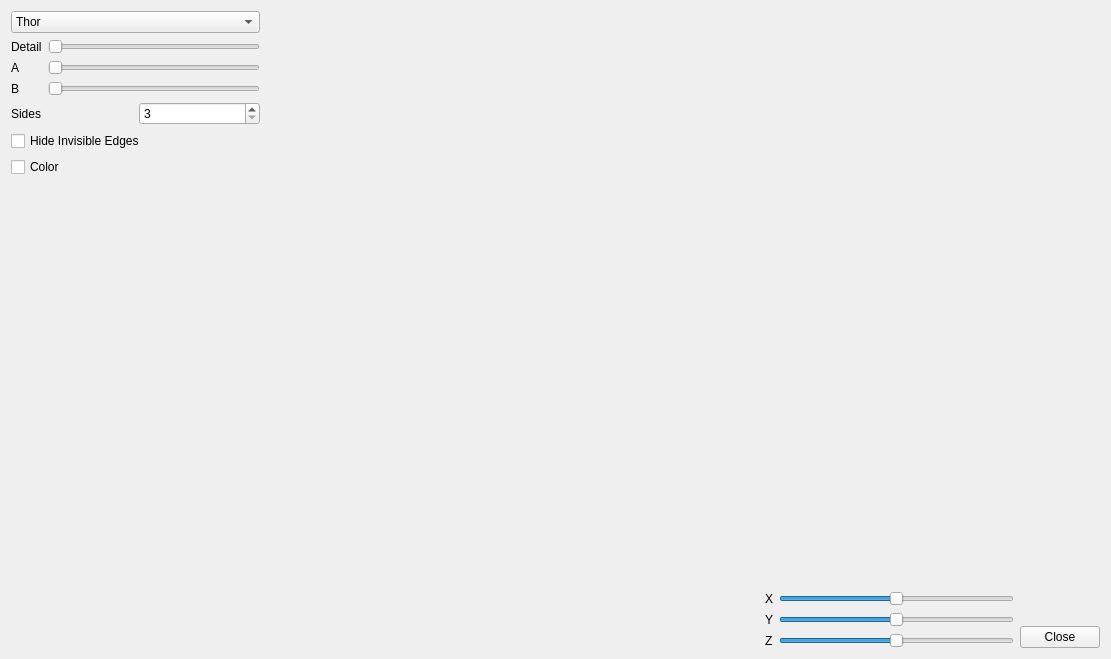
Old version of the form widget.ui in the repository NastyaSkoblova/CompGraphicsL2.
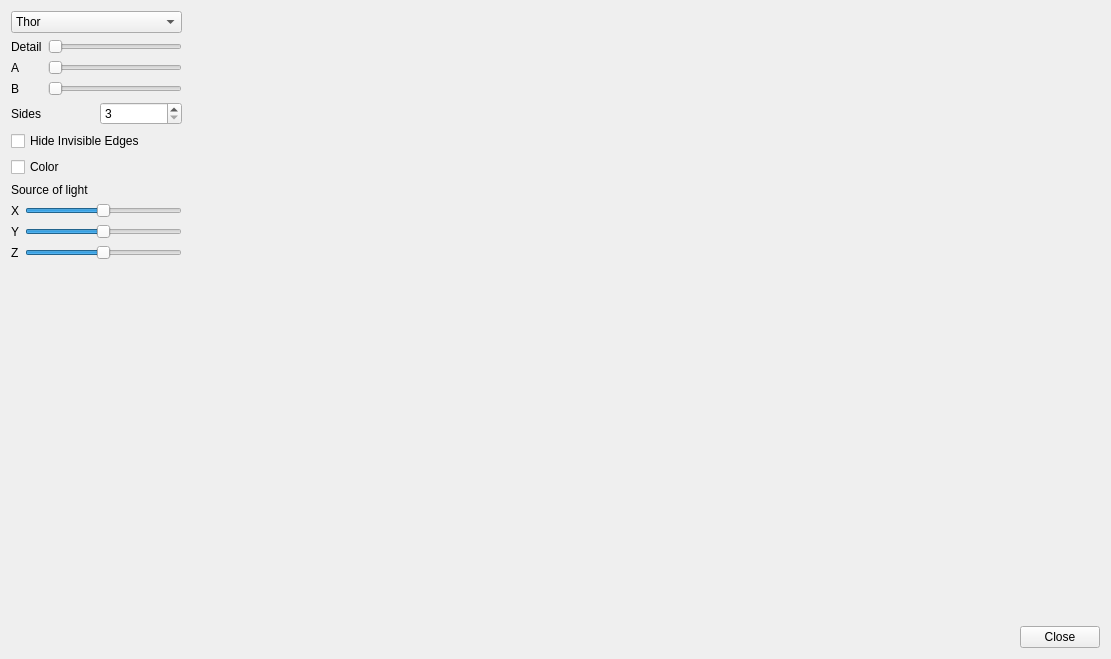
New version of the form.

```diff
--- a/widget.ui
+++ b/widget.ui
@@ -13,29 +13,125 @@
   <property name="windowTitle">
    <string>Widget</string>
   </property>
-  <layout class="QGridLayout" name="gridLayout">
-   <item row="0" column="0">
-    <widget class="QComboBox" name="comboBox">
-     <item>
-      <property name="text">
-       <string>Thor</string>
-      </property>
+  <layout class="QGridLayout" name="gridLayout_2">
+   <item row="7" column="5">
+    <widget class="QPushButton" name="pushButton">
+     <property name="text">
+      <string>Close</string>
+     </property>
+    </widget>
+   </item>
+   <item row="1" column="3">
+    <spacer name="horizontalSpacer_2">
+     <property name="orientation">
+      <enum>Qt::Horizontal</enum>
+     </property>
+     <property name="sizeHint" stdset="0">
+      <size>
+       <width>245</width>
+       <height>20</height>
+      </size>
+     </property>
+    </spacer>
+   </item>
+   <item row="1" column="5" rowspan="6">
+    <spacer name="verticalSpacer_2">
+     <property name="orientation">
+      <enum>Qt::Vertical</enum>
+     </property>
+     <property name="sizeHint" stdset="0">
+      <size>
+       <width>20</width>
+       <height>547</height>
+      </size>
+     </property>
+    </spacer>
+   </item>
+   <item row="5" column="0">
+    <layout class="QGridLayout" name="gridLayout">
+     <item row="1" column="0">
+      <widget class="QLabel" name="label_5">
+       <property name="text">
+        <string>X</string>
+       </property>
+      </widget>
      </item>
-     <item>
-      <property name="text">
-       <string>Sphere</string>
-      </property>
+     <item row="1" column="1">
+      <widget class="QSlider" name="horizontalSlider_4">
+       <property name="minimum">
+        <number>-10000</number>
+       </property>
+       <property name="maximum">
+        <number>10000</number>
+       </property>
+       <property name="singleStep">
+        <number>500</number>
+       </property>
+       <property name="orientation">
+        <enum>Qt::Horizontal</enum>
+       </property>
+      </widget>
      </item>
-     <item>
-      <property name="text">
-       <string>Parabaloid</string>
-      </property>
+     <item row="2" column="0">
+      <widget class="QLabel" name="label_6">
+       <property name="text">
+        <string>Y</string>
+       </property>
+      </widget>
      </item>
-     <item>
-      <property name="text">
-       <string>Prism</string>
-      </property>
+     <item row="3" column="1">
+      <widget class="QSlider" name="horizontalSlider_5">
+       <property name="minimum">
+        <number>-10000</number>
+       </property>
+       <property name="maximum">
+        <number>10000</number>
+       </property>
+       <property name="singleStep">
+        <number>500</number>
+       </property>
+       <property name="orientation">
+        <enum>Qt::Horizontal</enum>
+       </property>
+      </widget>
      </item>
+     <item row="2" column="1">
+      <widget class="QSlider" name="horizontalSlider_6">
+       <property name="minimum">
+        <number>-10000</number>
+       </property>
+       <property name="maximum">
+        <number>10000</number>
+       </property>
+       <property name="singleStep">
+        <number>500</number>
+       </property>
+       <property name="orientation">
+        <enum>Qt::Horizontal</enum>
+       </property>
+      </widget>
+     </item>
+     <item row="3" column="0">
+      <widget class="QLabel" name="label_7">
+       <property name="text">
+        <string>Z</string>
+       </property>
+      </widget>
+     </item>
+     <item row="0" column="0" colspan="2">
+      <widget class="QLabel" name="label_8">
+       <property name="text">
+        <string>Source of light</string>
+       </property>
+      </widget>
+     </item>
+    </layout>
+   </item>
+   <item row="3" column="0">
+    <widget class="QCheckBox" name="checkBox">
+     <property name="text">
+      <string>Hide Invisible Edges</string>
+     </property>
     </widget>
    </item>
    <item row="1" column="0">
@@ -102,32 +198,6 @@
      </item>
     </layout>
    </item>
-   <item row="1" column="1">
-    <spacer name="horizontalSpacer_2">
-     <property name="orientation">
-      <enum>Qt::Horizontal</enum>
-     </property>
-     <property name="sizeHint" stdset="0">
-      <size>
-       <width>245</width>
-       <height>20</height>
-      </size>
-     </property>
-    </spacer>
-   </item>
-   <item row="1" column="4" rowspan="5">
-    <spacer name="verticalSpacer_2">
-     <property name="orientation">
-      <enum>Qt::Vertical</enum>
-     </property>
-     <property name="sizeHint" stdset="0">
-      <size>
-       <width>20</width>
-       <height>547</height>
-      </size>
-     </property>
-    </spacer>
-   </item>
    <item row="2" column="0">
     <layout class="QHBoxLayout" name="horizontalLayout">
      <item>
@@ -149,13 +219,69 @@
      </item>
     </layout>
    </item>
-   <item row="3" column="0">
-    <widget class="QCheckBox" name="checkBox">
-     <property name="text">
-      <string>Hide Invisible Edges</string>
-     </property>
+   <item row="0" column="0">
+    <widget class="QComboBox" name="comboBox">
+     <item>
+      <property name="text">
+       <string>Thor</string>
+      </property>
+     </item>
+     <item>
+      <property name="text">
+       <string>Sphere</string>
+      </property>
+     </item>
+     <item>
+      <property name="text">
+       <string>Parabaloid</string>
+      </property>
+     </item>
+     <item>
+      <property name="text">
+       <string>Prism</string>
+      </property>
+     </item>
     </widget>
    </item>
+   <item row="1" column="2">
+    <spacer name="horizontalSpacer_3">
+     <property name="orientation">
+      <enum>Qt::Horizontal</enum>
+     </property>
+     <property name="sizeHint" stdset="0">
+      <size>
+       <width>40</width>
+       <height>20</height>
+      </size>
+     </property>
+    </spacer>
+   </item>
+   <item row="7" column="4">
+    <spacer name="horizontalSpacer">
+     <property name="orientation">
+      <enum>Qt::Horizontal</enum>
+     </property>
+     <property name="sizeHint" stdset="0">
+      <size>
+       <width>244</width>
+       <height>20</height>
+      </size>
+     </property>
+    </spacer>
+   </item>
+   <item row="6" column="0">
+    <spacer name="verticalSpacer">
+     <property name="orientation">
+      <enum>Qt::Vertical</enum>
+     </property>
+     <property name="sizeHint" stdset="0">
+      <size>
+       <width>20</width>
+       <height>420</height>
+      </size>
+     </property>
+    </spacer>
+   </item>
    <item row="4" column="0">
     <widget class="QCheckBox" name="checkBox_2">
      <property name="text">
@@ -163,125 +289,19 @@
      </property>
     </widget>
    </item>
-   <item row="5" column="0" rowspan="2">
-    <spacer name="verticalSpacer">
-     <property name="orientation">
-      <enum>Qt::Vertical</enum>
-     </property>
-     <property name="sizeHint" stdset="0">
-      <size>
-       <width>20</width>
-       <height>420</height>
-      </size>
-     </property>
-    </spacer>
-   </item>
-   <item row="5" column="3">
-    <spacer name="verticalSpacer_3">
-     <property name="orientation">
-      <enum>Qt::Vertical</enum>
-     </property>
-     <property name="sizeHint" stdset="0">
-      <size>
-       <width>20</width>
-       <height>393</height>
-      </size>
-     </property>
-    </spacer>
-   </item>
-   <item row="6" column="3" rowspan="2">
-    <layout class="QFormLayout" name="formLayout_2">
-     <item row="0" column="0">
-      <widget class="QLabel" name="label_5">
-       <property name="text">
-        <string>X</string>
-       </property>
-      </widget>
-     </item>
-     <item row="0" column="1">
-      <widget class="QSlider" name="horizontalSlider_4">
-       <property name="minimum">
-        <number>-10000</number>
-       </property>
-       <property name="maximum">
-        <number>10000</number>
-       </property>
-       <property name="singleStep">
-        <number>500</number>
-       </property>
-       <property name="orientation">
-        <enum>Qt::Horizontal</enum>
-       </property>
-      </widget>
-     </item>
-     <item row="1" column="0">
-      <widget class="QLabel" name="label_6">
-       <property name="text">
-        <string>Y</string>
-       </property>
-      </widget>
-     </item>
-     <item row="2" column="0">
-      <widget class="QLabel" name="label_7">
-       <property name="text">
-        <string>Z</string>
-       </property>
-      </widget>
-     </item>
-     <item row="2" column="1">
-      <widget class="QSlider" name="horizontalSlider_5">
-       <property name="minimum">
-        <number>-10000</number>
-       </property>
-       <property name="maximum">
-        <number>10000</number>
-       </property>
-       <property name="singleStep">
-        <number>500</number>
-       </property>
-       <property name="orientation">
-        <enum>Qt::Horizontal</enum>
-       </property>
-      </widget>
-     </item>
-     <item row="1" column="1">
-      <widget class="QSlider" name="horizontalSlider_6">
-       <property name="minimum">
-        <number>-10000</number>
-       </property>
-       <property name="maximum">
-        <number>10000</number>
-       </property>
-       <property name="singleStep">
-        <number>500</number>
-       </property>
-       <property name="orientation">
-        <enum>Qt::Horizontal</enum>
-       </property>
-      </widget>
-     </item>
-    </layout>
-   </item>
-   <item row="7" column="2">
-    <spacer name="horizontalSpacer">
+   <item row="1" column="1">
+    <spacer name="horizontalSpacer_4">
      <property name="orientation">
       <enum>Qt::Horizontal</enum>
      </property>
      <property name="sizeHint" stdset="0">
       <size>
-       <width>244</width>
+       <width>40</width>
        <height>20</height>
       </size>
      </property>
     </spacer>
    </item>
-   <item row="7" column="4">
-    <widget class="QPushButton" name="pushButton">
-     <property name="text">
-      <string>Close</string>
-     </property>
-    </widget>
-   </item>
   </layout>
  </widget>
  <layoutdefault spacing="6" margin="11"/>
```
